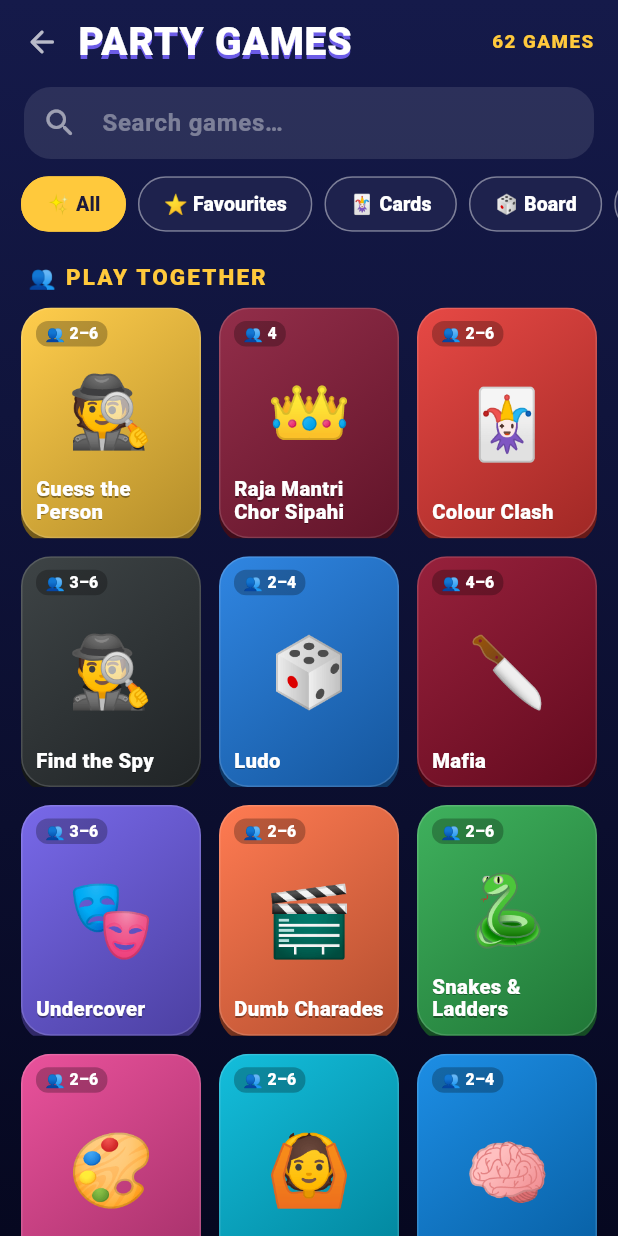
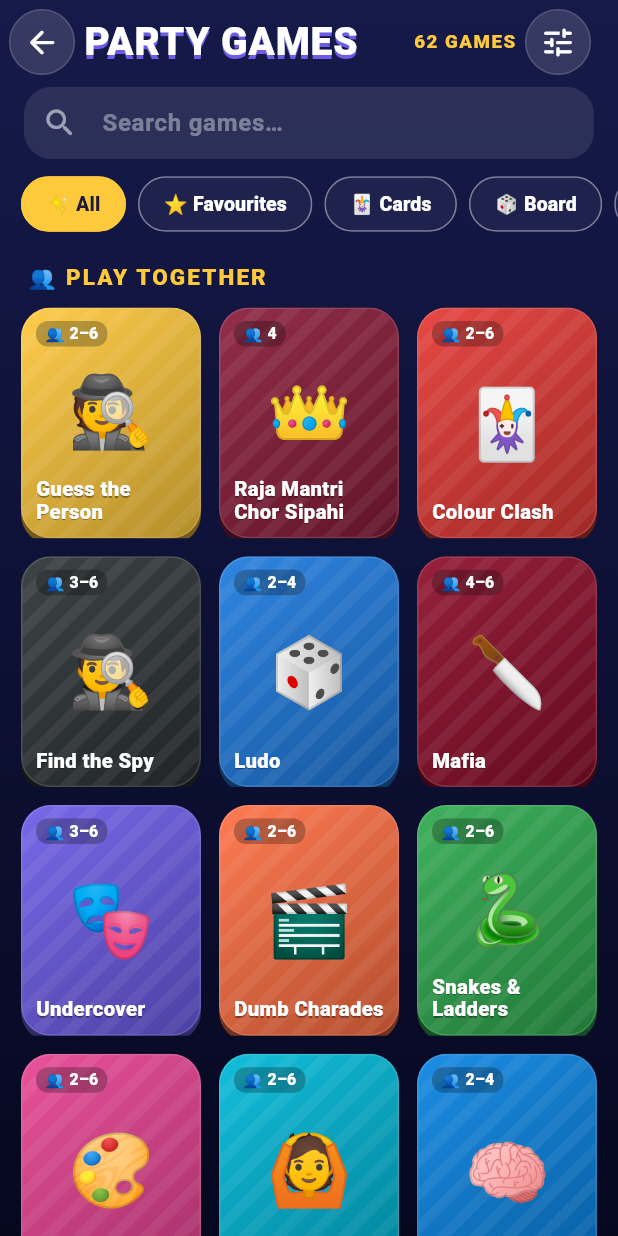
Before and after one commit to shubhamgupta24b-rgb/Two-player-online, a Flutter app: the HomeScreen screen opened directly, after a tap on "SEE ALL", on a phone screen of 412 x 824 dp. Run offline on Flutter 3.47's test engine with Material 3 defaults, Android fonts, the phone set to English and light mode, and no system bars; our stand-ins replace shared_preferences, socket_io_client; accounts and stored records are empty.

Commit message:
UI overhaul, phase 4: app shell
- Home: settings button (sound, vibration, reduce motion, your name and colour), toasts with
  tones instead of raw snackbars, hosting help in the shared dialog, 48dp privacy link
- Games list: shared back button, settings, tiles drawn with the intro banners' stripes
- Records, Privacy, Create Room, game picker: shared 48dp back button; Privacy delete uses the
  shared confirm; Create Room and Login errors as friendly toasts

Co-Authored-By: Claude Opus 5.5 <noreply@anthropic.com>

```diff
--- a/mobile/lib/features/create_room/create_room_screen.dart
+++ b/mobile/lib/features/create_room/create_room_screen.dart
@@ -2,6 +2,7 @@ import 'package:flutter/material.dart';
 import 'package:provider/provider.dart';
 import '../../core/room/room_manager.dart';
 import '../../core/ui/app_ui.dart';
+import '../../core/ui/components.dart';
 import '../../games/game_catalog.dart';
 import '../guess_person/widgets/gp_theme.dart' show GpButton, GpColors;
 import '../lobby/lobby_screen.dart';
@@ -31,7 +32,8 @@ class _CreateRoomScreenState extends State<CreateRoomScreen> {
     if (!mounted) return;
     if (err != null) {
       setState(() => busy = false);
-      messenger.showSnackBar(SnackBar(content: Text(err)));
+      messenger.hideCurrentSnackBar();
+      if (mounted) showToast(context, friendlyError(err), tone: Tone.danger, duration: const Duration(seconds: 3));
       return;
     }
     nav.pushAndRemoveUntil(MaterialPageRoute(builder: (_) => const LobbyScreen()), (r) => r.isFirst);
@@ -46,7 +48,7 @@ class _CreateRoomScreenState extends State<CreateRoomScreen> {
             Padding(
               padding: const EdgeInsets.fromLTRB(4, 4, 16, 10),
               child: Row(children: [
-                IconButton(tooltip: 'Back', onPressed: () => Navigator.maybePop(context), icon: const Icon(Icons.arrow_back_rounded, color: Colors.white70)),
+                AppIconButton(icon: Icons.arrow_back_rounded, tooltip: 'Back', onPressed: () => Navigator.maybePop(context)),
                 Expanded(
                   child: Column(crossAxisAlignment: CrossAxisAlignment.start, children: [
                     const Text('CREATE A ROOM', style: TextStyle(color: Colors.white, fontSize: 22, fontWeight: FontWeight.w900, letterSpacing: 1)),
--- a/mobile/lib/features/create_room/game_grid.dart
+++ b/mobile/lib/features/create_room/game_grid.dart
@@ -1,5 +1,6 @@
 import 'package:flutter/material.dart';
 import '../../core/ui/app_ui.dart';
+import '../../core/ui/components.dart';
 import '../../games/game_catalog.dart';
 
 /// Category chips plus a grid of game tiles. Games outside [playable] (when given) are
@@ -59,7 +60,7 @@ class GamePickerScreen extends StatelessWidget {
               Padding(
                 padding: const EdgeInsets.fromLTRB(4, 4, 16, 10),
                 child: Row(children: [
-                  IconButton(tooltip: 'Back', onPressed: () => Navigator.maybePop(context), icon: const Icon(Icons.arrow_back_rounded, color: Colors.white70)),
+                  AppIconButton(icon: Icons.arrow_back_rounded, tooltip: 'Back', onPressed: () => Navigator.maybePop(context)),
                   Expanded(
                     child: Column(crossAxisAlignment: CrossAxisAlignment.start, children: [
                       const Text('PICK THE NEXT GAME', style: TextStyle(color: Colors.white, fontSize: 20, fontWeight: FontWeight.w900, letterSpacing: 1)),
--- a/mobile/lib/features/local_games/local_games_hub_screen.dart
+++ b/mobile/lib/features/local_games/local_games_hub_screen.dart
@@ -1,6 +1,7 @@
 import 'package:flutter/material.dart';
 import 'package:flutter/services.dart';
 import '../../core/records/records.dart';
+import '../../core/ui/components.dart';
 import '../../games/game_catalog.dart';
 import '../guess_person/screens/guess_person_menu_screen.dart';
 import '../guess_person/widgets/gp_theme.dart';
@@ -253,16 +254,14 @@ class _LocalGamesHubScreenState extends State<LocalGamesHubScreen> {
               child: Padding(
                 padding: const EdgeInsets.fromLTRB(4, 4, 16, 0),
                 child: Row(children: [
-                  IconButton(
-                    tooltip: 'Back',
-                    onPressed: () => Navigator.maybePop(context),
-                    icon: const Icon(Icons.arrow_back_rounded, color: Colors.white70),
-                    constraints: const BoxConstraints(minWidth: 48, minHeight: 48),
-                  ),
+                  AppIconButton(icon: Icons.arrow_back_rounded, tooltip: 'Back', onPressed: () => Navigator.maybePop(context)),
+                  const SizedBox(width: Space.xs),
                   const Expanded(
                     child: Text('PARTY GAMES', style: TextStyle(color: Colors.white, fontSize: 26, fontWeight: FontWeight.w900, letterSpacing: 0.5, shadows: [Shadow(color: Color(0xFF6C5CE7), offset: Offset(0, 3))])),
                   ),
                   Text('$totalGameCount GAMES', style: const TextStyle(color: GpColors.accent, fontWeight: FontWeight.w900, fontSize: 12.5, letterSpacing: 1)),
+                  const SizedBox(width: Space.xs),
+                  AppIconButton(icon: Icons.tune_rounded, tooltip: 'Settings', onPressed: () => showSettingsSheet(context)),
                 ]),
               ),
             ),
@@ -380,6 +379,7 @@ class _Tile extends StatelessWidget {
               boxShadow: [BoxShadow(color: Color.lerp(color, Colors.black, 0.55)!, offset: const Offset(0, 4))],
             ),
             child: Stack(children: [
+              const Positioned.fill(child: IgnorePointer(child: ClipRRect(borderRadius: BorderRadius.all(Radius.circular(20)), child: CustomPaint(painter: _TileStripes())))),
               Padding(
                 padding: const EdgeInsets.fromLTRB(9, 8, 9, 9),
                 child: Column(crossAxisAlignment: CrossAxisAlignment.start, children: [
@@ -437,3 +437,25 @@ class _RecentTile extends StatelessWidget {
         ),
       );
 }
+
+/// The same diagonal stripes as the game intro banners, so tiles and intros match.
+class _TileStripes extends CustomPainter {
+  const _TileStripes();
+  @override
+  void paint(Canvas canvas, Size size) {
+    final stripe = Paint()..color = Colors.white.withValues(alpha: 0.06);
+    for (var x = -size.height; x < size.width; x += 22) {
+      canvas.drawPath(
+          Path()
+            ..moveTo(x, size.height)
+            ..lineTo(x + 10, size.height)
+            ..lineTo(x + 10 + size.height, 0)
+            ..lineTo(x + size.height, 0)
+            ..close(),
+          stripe);
+    }
+  }
+
+  @override
+  bool shouldRepaint(covariant CustomPainter oldDelegate) => false;
+}
--- a/mobile/lib/features/login/login_screen.dart
+++ b/mobile/lib/features/login/login_screen.dart
@@ -5,6 +5,7 @@ import '../../config.dart';
 import '../../core/auth/authentication_manager.dart';
 import '../../core/network/socket_manager.dart';
 import '../../core/ui/app_ui.dart';
+import '../../core/ui/components.dart';
 import '../guess_person/widgets/gp_theme.dart' show GpButton;
 import '../home/home_screen.dart';
 
@@ -48,7 +49,7 @@ class _LoginScreenState extends State<LoginScreen> {
     }
   }
 
-  void _snack(String m) => ScaffoldMessenger.of(context).showSnackBar(SnackBar(content: Text(m)));
+  void _snack(String m) => showToast(context, friendlyError(m), tone: Tone.warn, duration: const Duration(seconds: 3));
 
   @override
   Widget build(BuildContext context) {
--- a/mobile/lib/features/records/records_screen.dart
+++ b/mobile/lib/features/records/records_screen.dart
@@ -3,6 +3,7 @@ import 'package:provider/provider.dart';
 import '../../core/auth/authentication_manager.dart';
 import '../../core/records/records.dart';
 import '../../core/ui/app_ui.dart';
+import '../../core/ui/components.dart';
 import '../../games/game_catalog.dart';
 import '../local_games/local_games_hub_screen.dart';
 import '../privacy/privacy_screen.dart';
@@ -50,7 +51,7 @@ class _RecordsScreenState extends State<RecordsScreen> {
             Padding(
               padding: const EdgeInsets.fromLTRB(4, 4, 16, 6),
               child: Row(children: [
-                IconButton(tooltip: 'Back', onPressed: () => Navigator.maybePop(context), icon: const Icon(Icons.arrow_back_rounded, color: Colors.white70)),
+                AppIconButton(icon: Icons.arrow_back_rounded, tooltip: 'Back', onPressed: () => Navigator.maybePop(context)),
                 const Expanded(
                   child: Column(crossAxisAlignment: CrossAxisAlignment.start, children: [
                     Text('🏆 MY RECORDS', style: TextStyle(color: Colors.white, fontSize: 22, fontWeight: FontWeight.w900, letterSpacing: 1)),
```
Also changed, not shown: mobile/lib/features/home/home_screen.dart (+19 -17 lines), mobile/lib/features/privacy/privacy_screen.dart (+9 -13 lines).
